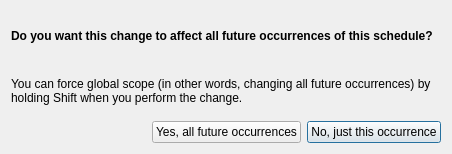
Mouchnino/moneyguru, file qt/ui/schedule_scope_dialog.ui: the form before one commit.
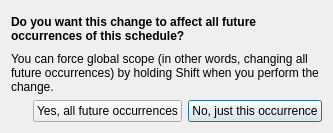
The form after the commit.

Commit message:
qt: tweaked reconciliation and schedule scope dialogs' UI.
extra : convert_revision : svn%3A7afd0f2a-1d33-46b8-9979-f8add37626ee/trunk%40307

Patch:
```diff
--- a/qt/ui/schedule_scope_dialog.ui
+++ b/qt/ui/schedule_scope_dialog.ui
@@ -6,8 +6,8 @@
    <rect>
     <x>0</x>
     <y>0</y>
-    <width>452</width>
-    <height>154</height>
+    <width>333</width>
+    <height>133</height>
    </rect>
   </property>
   <property name="windowTitle">
```
The commit also changes 1 other file.
